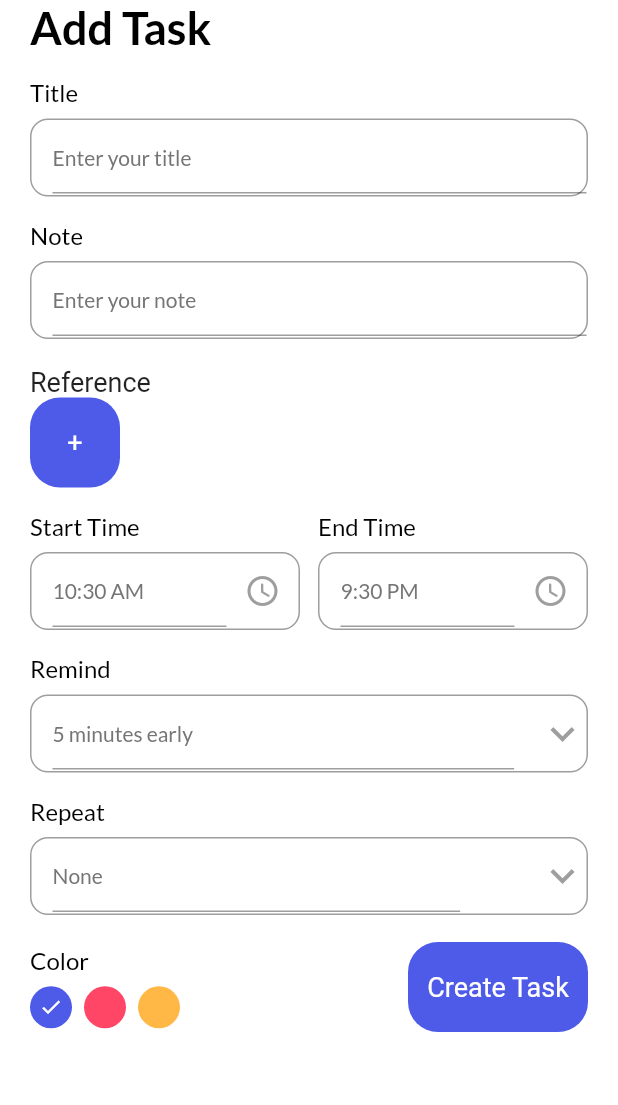
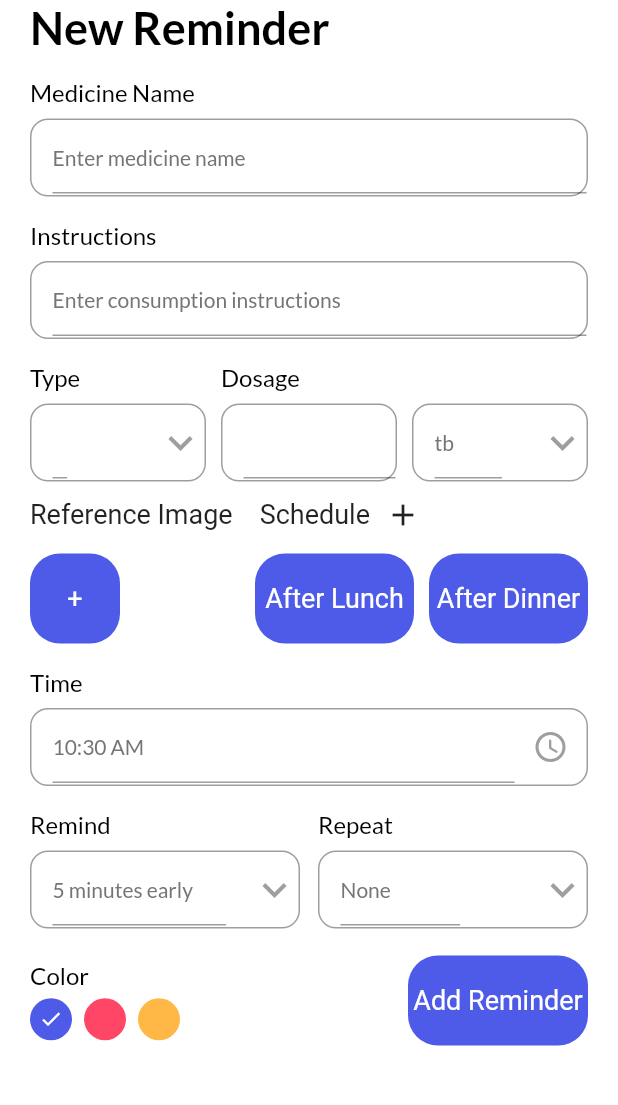
Before and after one commit to aashayk18/SchedMed, a Flutter app: the AddTaskPage screen opened directly, on a phone screen of 412 x 824 dp, the part 84-1189 px from its top. Run offline on Flutter 3.47's test engine with Material 2 defaults, Android fonts, the light colour scheme and no system bars; our stand-ins replace date_picker_timeline, flutter_local_notifications, flutter_native_timezone, flutter_staggered_animations, get, get_storage and 3 more; accounts and stored records are empty.

Commit message:
ui changes
to-do-app to medicine app

```diff
--- a/lib/ui/add_task_bar.dart
+++ b/lib/ui/add_task_bar.dart
@@ -20,14 +20,23 @@ class _AddTaskPageState extends State<AddTaskPage> {
   final TaskController _taskController = Get.put(TaskController());
   final TextEditingController _titleController = TextEditingController();
   final TextEditingController _noteController = TextEditingController();
+  final TextEditingController _DosageController = TextEditingController();
   DateTime _selectedDate = DateTime.now();
-  String _endTime = "9:30 PM";
-  String _startTime = DateFormat("hh:mm a").format(DateTime.now())..toString();
+
+  String _Time = DateFormat("hh:mm a").format(DateTime.now())..toString();
   int _selectedRemind = 5;
   List<int> remindList = [
     5, 10, 15, 20
   ];
+  String _selectedTypeOfMedicine = "" ;
+  List<String> TypeOfMedicineList = [
+    "Tablet", "Syrup", "Powder", "Drop(s)", "Cream", "Ointment", "Syringe"
+  ];
 
+  String _selectedQuantity = "tb";
+  List<String> QuantityList = [
+    "tb", "ml", "mg", "N/A"
+  ];
   String _selectedRepeat = "None";
   List<String> repeatList = [
     "None", "Daily", "Weekly", "Monthly"
@@ -41,22 +50,104 @@ class _AddTaskPageState extends State<AddTaskPage> {
         body: Container(
             padding: const EdgeInsets.only(left: 20, right: 20),
             child: SingleChildScrollView(
+
                 child: Column(
                     crossAxisAlignment: CrossAxisAlignment.start,
                     children: [
                       Text(
-                    "Add Task",
+                        "New Reminder",
                         style: headingStyle,
                         textAlign: TextAlign.left,
+
                       ),
-                  MyInputField(title: "Title", hint: "Enter your title", controller: _titleController),
-                  MyInputField(title: "Note", hint: "Enter your note", controller: _noteController),
+                      MyInputField(title: "Medicine Name ", hint: "Enter medicine name", controller: _titleController),
+                      SizedBox(height:0),
+                      MyInputField(title: "Instructions", hint: "Enter consumption instructions", controller: _noteController),
+                      Row(children:[
+                        Expanded(
+                            child:MyInputField(title: "Type", hint: "$_selectedTypeOfMedicine",
+
+                                widget: DropdownButton(
+                                  icon: Icon(Icons.keyboard_arrow_down,
+                                      color: Colors.grey
+                                  ),
+                                  iconSize: 32,
+                                  elevation: 4,
+                                  style: subTitleStyle,
+                                  underline:Container(height:0,),
+                                  onChanged: (String? newValue) {
+                                    setState(() {
+                                      _selectedTypeOfMedicine = newValue!;
+                                    });
+                                  },
+                                  items:TypeOfMedicineList.map<DropdownMenuItem<String>>((String? value){
+                                    return DropdownMenuItem<String>(
+                                        value: value,
+                                        child:Text(value!, style:TextStyle(color:Colors.grey))
+                                    );
+                                  }
+                                  ).toList(),
+
+                                )
+                            )),
+                        SizedBox(width:10),
+                        Expanded(
+                          child: MyInputField(title: "Dosage", hint: "", controller: _DosageController),
+                        ),
+                        SizedBox(width:10) ,
+                        Expanded(child:MyInputField(title: " ", hint: "$_selectedQuantity",
+
+                            widget: DropdownButton(
+                              icon: Icon(Icons.keyboard_arrow_down,
+                                  color: Colors.grey
+
+                              ),
+                              iconSize: 32,
+                              elevation: 4,
+                              style: subTitleStyle,
+                              underline:Container(height:0,),
+                              onChanged: (String? newValue) {
+                                setState(() {
+                                  _selectedQuantity = newValue!;
+                                });
+                              },
+                              items:QuantityList.map<DropdownMenuItem<String>>((String? value){
+                                return DropdownMenuItem<String>(
+                                    value: value,
+                                    child:Text(value!, style:TextStyle(color:Colors.grey))
+                                );
+                              }
+                              ).toList(),
+
+                            ))),
+
+
+                      ]),
+
+                      SizedBox(height: 10),
+                      Row(
+                        children: [
                           SizedBox(height: 18), // done the changes here
                           const Text(
-                    "Reference",
+                            "Reference Image",
                             style: TextStyle(fontSize: 18),
                             textAlign: TextAlign.left,
                           ),
+
+                          SizedBox(width:18),
+
+                          const Text(
+                            "Schedule",
+                            style: TextStyle(fontSize: 18),
+                            textAlign: TextAlign.right,
+                          ),
+                          SizedBox(width:10),
+
+                          Icon(Icons.add),
+                        ],
+                      ),
+
+                      SizedBox(height: 14),
                       Row(
                           mainAxisAlignment: MainAxisAlignment.spaceBetween,
                           crossAxisAlignment: CrossAxisAlignment.center,
@@ -64,37 +155,59 @@ class _AddTaskPageState extends State<AddTaskPage> {
                             SizedBox(
                               width: 60,
                               child: MyButton(label: "+", onTap: () {}),
-                        )
-                      ]), //uptil here
-                  Row(children: [
+                            ),
+                            SizedBox(width:90),
+                            Expanded(
+                                child:MyButton(label: "After Lunch",
+                                    onTap: ()=>_validateData())
+                            ),
+                            SizedBox(width:10),
+                            Expanded(child: MyButton(label: "After Dinner", onTap: ()=>_validateData())
+                            ),
+
+
+                          ]),
+
+                      // SizedBox(height:12)   ,
+                      //
+                      // Row(
+                      //   mainAxisAlignment: MainAxisAlignment.start,
+                      //   mainAxisSize: MainAxisSize.min,
+                      //   children: <Widget>[
+                      //     Text(
+                      //       'Time',
+                      //       style: TextStyle(
+                      //         fontSize: 17,
+                      //       ),
+                      //     ),
+                      //   ],
+                      // )   ,
+
+                      Row(children:[
                         Expanded(
                             child: MyInputField(
-                            title: "Start Time",
-                            hint: _startTime,
+                                title: "Time",
+                                hint: _Time,
                                 widget: IconButton(
                                     onPressed: () {
                                       _getTimeFromUser(isStartTime: true);
                                     },
                                     icon: Icon(Icons.access_time_rounded,
                                         color: Colors.grey)))),
-                    SizedBox(width: 12),
+                      ]),
+
+
+                      SizedBox(height:0),
+
+                      Padding(
+                        padding: const EdgeInsets.only(bottom: 8),
+                        child: Row(children: [
                           Expanded(
-                        child: MyInputField(
-                            title: "End Time",
-                            hint: _endTime,
-                            widget: IconButton(
-                                onPressed: () {
-                                  _getTimeFromUser(isStartTime: false);
-                                },
-                                icon: Icon(Icons.access_time_rounded,
-                                    color: Colors.grey)))),
-                  ]),
-                  MyInputField(title: "Remind", hint: "$_selectedRemind minutes early",
+                              child:MyInputField(
+                                  title: "Remind", hint: "$_selectedRemind minutes early",
                                   widget: DropdownButton(
                                     icon: Icon(Icons.keyboard_arrow_down,
-                      color: Colors.grey
-
-                      ),
+                                        color: Colors.grey),
                                     iconSize: 32,
                                     elevation: 4,
                                     style: subTitleStyle,
@@ -113,8 +226,10 @@ class _AddTaskPageState extends State<AddTaskPage> {
                                     ).toList(),
 
                                   )
-                  ),
-                  MyInputField(title: "Repeat", hint: "$_selectedRepeat",
+                              )),
+                          SizedBox(width:12),
+                          Expanded(
+                              child: MyInputField(title: "Repeat", hint: "$_selectedRepeat",
                                   widget: DropdownButton(
                                     icon: Icon(Icons.keyboard_arrow_down,
                                         color: Colors.grey
@@ -138,14 +253,16 @@ class _AddTaskPageState extends State<AddTaskPage> {
                                     ).toList(),
 
                                   )
+                              )),
+                        ]),
                       ),
-                  SizedBox(height: 18),
+                      SizedBox(height: 10),
                       Row(
                           mainAxisAlignment: MainAxisAlignment.spaceBetween,
                           crossAxisAlignment: CrossAxisAlignment.center,
                           children: [
                             _colorPalette(),
-                      MyButton(label: "Create Task", onTap: ()=>_validateData())
+                            MyButton(label: "Add Reminder", onTap: ()=>_validateData())
                           ]
                       )
                     ]))));
@@ -173,8 +290,9 @@ class _AddTaskPageState extends State<AddTaskPage> {
           note: _noteController.text,
           title: _titleController.text,
           date: DateFormat.yMd().format(_selectedDate),
-      startTime: _startTime,
-      endTime: _endTime,
+
+          startTime: _Time,
+
           remind: _selectedRemind,
           repeat: _selectedRepeat,
           color: _selectedColor,
@@ -183,15 +301,16 @@ class _AddTaskPageState extends State<AddTaskPage> {
     );
     print("My id is " "$value");
   }
+  _colorPalette() {
 
-  _colorPalette() {
     return Column(
         crossAxisAlignment: CrossAxisAlignment.start,
+
         children: [
           Text("Color",
             style: titleStyle,
           ),
-          SizedBox(height: 8.0),
+          SizedBox(height: 6.0),
           Wrap(
               children: List<Widget>.generate(
                   3,
@@ -231,11 +350,13 @@ class _AddTaskPageState extends State<AddTaskPage> {
           onTap: () {
             Get.back();
           },
+
           child: Icon(
             Icons.arrow_back_ios,
             size: 20,
             color: Get.isDarkMode ? Colors.white : Colors.black,
           )),
+
       actions: [
         CircleAvatar(
           backgroundImage: AssetImage("images/profile.png"),
@@ -267,8 +388,8 @@ class _AddTaskPageState extends State<AddTaskPage> {
         initialEntryMode: TimePickerEntryMode.input,
         context: context,
         initialTime: TimeOfDay(
-            hour: int.parse(_startTime.split(":")[0]),
-            minute: int.parse(_startTime.split(":")[1].split(" ")[0]),
+          hour: int.parse(_Time.split(":")[0]),
+          minute: int.parse(_Time.split(":")[1].split(" ")[0]),
         )
     );
   }
@@ -280,11 +401,11 @@ class _AddTaskPageState extends State<AddTaskPage> {
       print("Time cancelled.");
     } else if (isStartTime == true) {
       setState(() {
-        _startTime = _formattedTime;
+        _Time = _formattedTime;
       });
     } else if (isStartTime == false) {
       setState(() {
-        _endTime = _formattedTime;
+        // _endTime = _formattedTime;
       });
     }
   }
```
Lines whose indentation alone changed are shown as unchanged.
